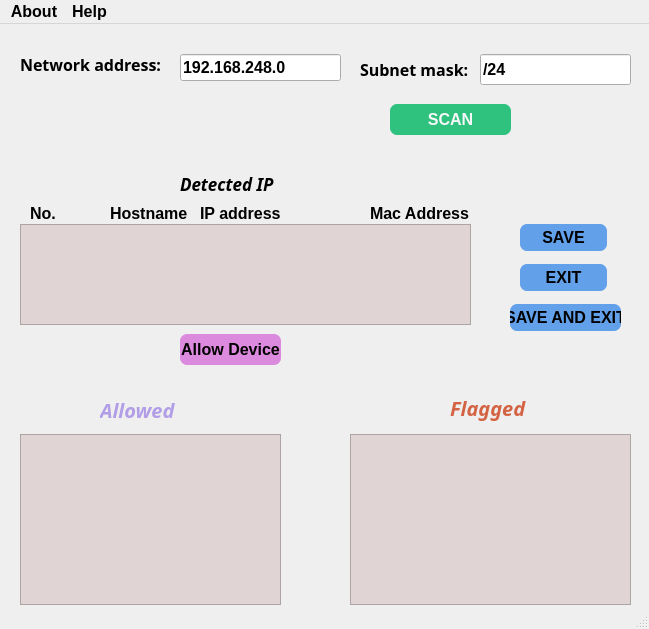
Old version of the form intrusion.ui in the repository Kemzzy-Dev/Intrusion-Detection02.
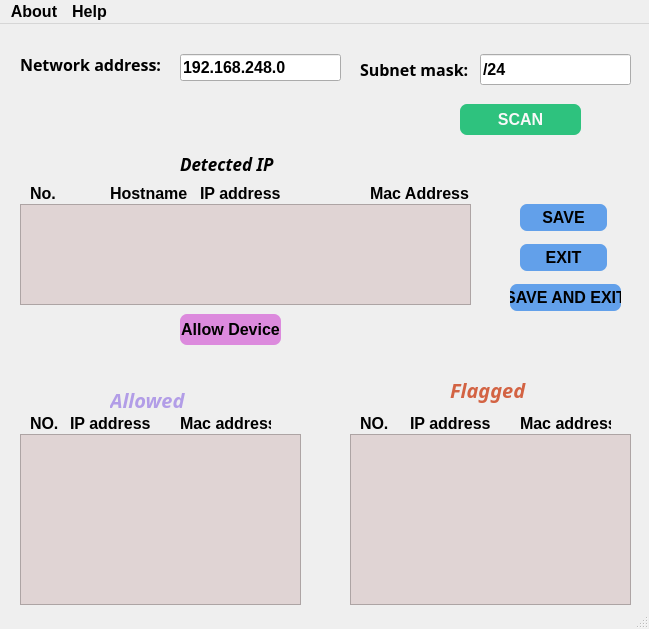
New version of the form.

```diff
--- a/intrusion.ui
+++ b/intrusion.ui
@@ -41,7 +41,7 @@
     <property name="geometry">
      <rect>
       <x>110</x>
-      <y>180</y>
+      <y>160</y>
       <width>81</width>
       <height>19</height>
      </rect>
@@ -76,7 +76,7 @@
      <rect>
       <x>20</x>
       <y>410</y>
-      <width>261</width>
+      <width>281</width>
       <height>171</height>
      </rect>
     </property>
@@ -102,7 +102,7 @@
     <property name="geometry">
      <rect>
       <x>180</x>
-      <y>310</y>
+      <y>290</y>
       <width>101</width>
       <height>31</height>
      </rect>
@@ -119,7 +119,7 @@
    <widget class="QPushButton" name="scan">
     <property name="geometry">
      <rect>
-      <x>390</x>
+      <x>460</x>
       <y>80</y>
       <width>121</width>
       <height>31</height>
@@ -357,7 +357,7 @@
     <property name="geometry">
      <rect>
       <x>520</x>
-      <y>200</y>
+      <y>180</y>
       <width>87</width>
       <height>27</height>
      </rect>
@@ -375,7 +375,7 @@
     <property name="geometry">
      <rect>
       <x>30</x>
-      <y>180</y>
+      <y>160</y>
       <width>66</width>
       <height>19</height>
      </rect>
@@ -401,7 +401,7 @@
     <property name="geometry">
      <rect>
       <x>510</x>
-      <y>280</y>
+      <y>260</y>
       <width>111</width>
       <height>27</height>
      </rect>
@@ -419,7 +419,7 @@
     <property name="geometry">
      <rect>
       <x>180</x>
-      <y>150</y>
+      <y>130</y>
       <width>121</width>
       <height>19</height>
      </rect>
@@ -439,7 +439,7 @@
     <property name="geometry">
      <rect>
       <x>20</x>
-      <y>200</y>
+      <y>180</y>
       <width>451</width>
       <height>101</height>
      </rect>
@@ -462,7 +462,7 @@
     <property name="geometry">
      <rect>
       <x>370</x>
-      <y>180</y>
+      <y>160</y>
       <width>101</width>
       <height>19</height>
      </rect>
@@ -475,7 +475,7 @@
     <property name="geometry">
      <rect>
       <x>520</x>
-      <y>240</y>
+      <y>220</y>
       <width>87</width>
       <height>27</height>
      </rect>
@@ -494,7 +494,7 @@
     <property name="geometry">
      <rect>
       <x>200</x>
-      <y>180</y>
+      <y>160</y>
       <width>81</width>
       <height>19</height>
      </rect>
@@ -506,8 +506,8 @@
    <widget class="QLabel" name="label">
     <property name="geometry">
      <rect>
-      <x>100</x>
-      <y>370</y>
+      <x>110</x>
+      <y>360</y>
       <width>101</width>
       <height>31</height>
      </rect>
@@ -530,7 +530,7 @@
     <property name="geometry">
      <rect>
       <x>450</x>
-      <y>368</y>
+      <y>350</y>
       <width>91</width>
       <height>31</height>
      </rect>
@@ -549,6 +549,84 @@
      <string>Flagged</string>
     </property>
    </widget>
+   <widget class="QLabel" name="label_9">
+    <property name="geometry">
+     <rect>
+      <x>30</x>
+      <y>390</y>
+      <width>66</width>
+      <height>19</height>
+     </rect>
+    </property>
+    <property name="text">
+     <string>NO.</string>
+    </property>
+   </widget>
+   <widget class="QLabel" name="label_10">
+    <property name="geometry">
+     <rect>
+      <x>70</x>
+      <y>390</y>
+      <width>81</width>
+      <height>19</height>
+     </rect>
+    </property>
+    <property name="text">
+     <string>IP address</string>
+    </property>
+   </widget>
+   <widget class="QLabel" name="label_12">
+    <property name="geometry">
+     <rect>
+      <x>180</x>
+      <y>390</y>
+      <width>91</width>
+      <height>19</height>
+     </rect>
+    </property>
+    <property name="text">
+     <string>Mac address</string>
+    </property>
+   </widget>
+   <widget class="QLabel" name="label_13">
+    <property name="geometry">
+     <rect>
+      <x>360</x>
+      <y>390</y>
+      <width>31</width>
+      <height>19</height>
+     </rect>
+    </property>
+    <property name="text">
+     <string>NO.</string>
+    </property>
+   </widget>
+   <widget class="QLabel" name="label_14">
+    <property name="geometry">
+     <rect>
+      <x>520</x>
+      <y>390</y>
+      <width>91</width>
+      <height>19</height>
+     </rect>
+    </property>
+    <property name="text">
+     <string>Mac address</string>
+    </property>
+   </widget>
+   <widget class="QLabel" name="label_15">
+    <property name="geometry">
+     <rect>
+      <x>410</x>
+      <y>390</y>
+      <width>81</width>
+      <height>19</height>
+     </rect>
+    </property>
+    <property name="text">
+     <string>IP address</string>
+    </property>
+   </widget>
   </widget>
   <widget class="QMenuBar" name="menubar">
    <property name="geometry">
```
